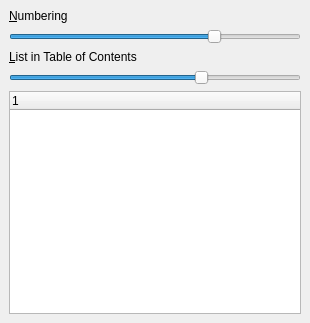
cburschka/lyx, file src/frontends/qt4/ui/NumberingUi.ui: the form before one commit.
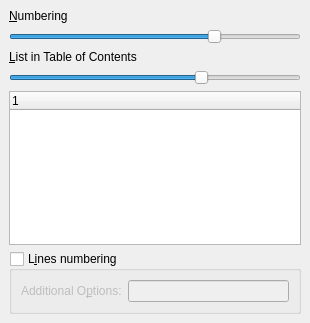
The form after the commit.

Commit message:
Introduce doc preference for line numbering.
https://www.mail-archive.com/lyx-devel@lists.lyx.org/msg208781.html

What changed in the file:
```diff
--- a/src/frontends/qt4/ui/NumberingUi.ui
+++ b/src/frontends/qt4/ui/NumberingUi.ui
@@ -90,6 +90,44 @@
      </property>
     </widget>
    </item>
+   <item row="5" column="0">
+    <widget class="QGroupBox" name="linenoGB">
+     <property name="enabled">
+      <bool>true</bool>
+     </property>
+     <property name="title">
+      <string>L&amp;ines numbering</string>
+     </property>
+     <property name="flat">
+      <bool>true</bool>
+     </property>
+     <property name="checkable">
+      <bool>true</bool>
+     </property>
+     <property name="checked">
+      <bool>false</bool>
+     </property>
+     <layout class="QHBoxLayout" name="horizontalLayout">
+      <item>
+       <widget class="QLabel" name="label">
+        <property name="text">
+         <string>Additional O&amp;ptions:</string>
+        </property>
+        <property name="buddy">
+         <cstring>linenoLE</cstring>
+        </property>
+       </widget>
+      </item>
+      <item>
+       <widget class="QLineEdit" name="linenoLE">
+        <property name="toolTip">
+         <string>lineno package options (e.g. right, modulo, switch, displaymath, mathlines,...)</string>
+        </property>
+       </widget>
+      </item>
+     </layout>
+    </widget>
+   </item>
   </layout>
  </widget>
  <tabstops>
```
The commit also changes 7 other files.
